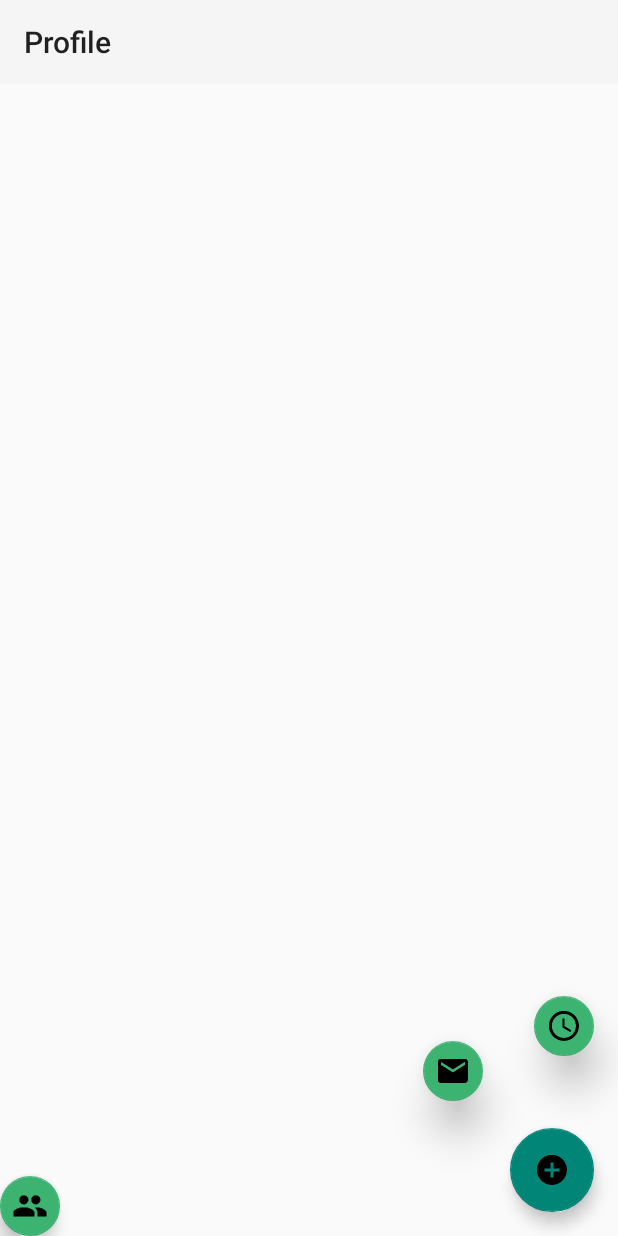
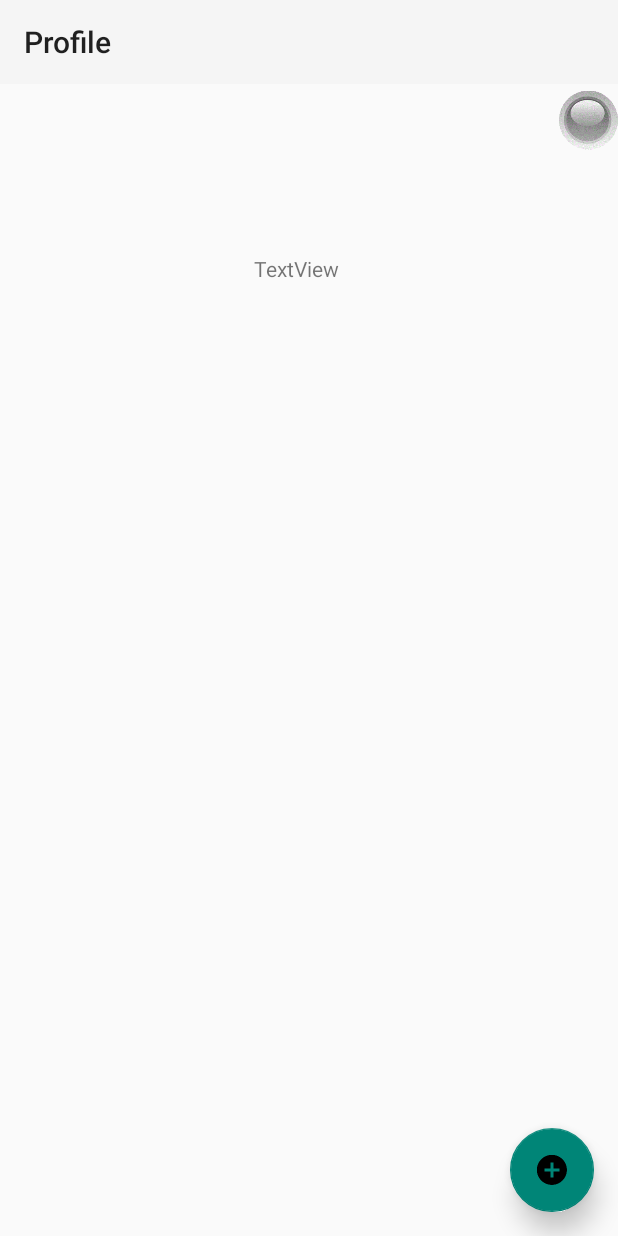
Before and after one commit to alcon2626/Smart-Work-Flow-X, an Android app: the Profile screen opened directly, with no data from a screen before it, on a phone screen of 412 x 824 dp. Run offline under Robolectric (Android 15) with nearby library versions, the phone set to English and light mode, and no system bars.

Commit message:
Worked on Fabs position and added profile picture

```diff
--- a/Smartworkflow/app/src/main/java/com/smartworkflow/Profile.java
+++ b/Smartworkflow/app/src/main/java/com/smartworkflow/Profile.java
@@ -12,6 +12,7 @@ import android.view.animation.AnimationUtils;
 
 public class Profile extends AppCompatActivity implements View.OnClickListener {
     FloatingActionButton fab, fab_1, fab_2, fab_3;
+    //fab_1 is the group/network, fab_2 is messages and fab_3 is clock.
     Animation fab_open, fab_close, rotate_forward, rotate_backward;
     private Boolean isFabOpen = false;
 
@@ -34,6 +35,8 @@ public class Profile extends AppCompatActivity implements View.OnClickListener {
         fab_1.setOnClickListener(this);
         fab_2.setOnClickListener(this);
         fab_3.setOnClickListener(this);
+        //action when buttons are click bellow
+
     }
 
     @Override
--- a/Smartworkflow/app/src/main/res/layout/activity_profile.xml
+++ b/Smartworkflow/app/src/main/res/layout/activity_profile.xml
@@ -20,10 +20,12 @@
         android:layout_height="wrap_content"
         android:layout_gravity="bottom|end"
         android:layout_margin="@dimen/fab_margin"
+        app:elevation="10dp"
         app:srcCompat="@mipmap/ic_add_circle_black_48dp"/>
 
 
-    <include layout="@layout/content_profile" />
+    <include layout="@layout/content_profile"
+        android:id="@+id/include" />
 
 
     <android.support.v7.widget.Toolbar
@@ -39,8 +41,8 @@
         android:layout_gravity="bottom"
         android:layout_marginEnd="-155dp"
         app:backgroundTint="@color/MediumSeaGreen"
-        android:visibility="visible"
-        app:elevation="6dp"
+        android:visibility="invisible"
+        app:elevation="10dp"
         app:pressedTranslationZ="12dp"
         android:src="@mipmap/ic_group_black_32dp"
         app:fabSize="mini"
@@ -55,8 +57,8 @@
         app:fabSize="mini"
         android:layout_marginEnd="@dimen/fab_margin"
         app:backgroundTint="@color/MediumSeaGreen"
-        android:visibility="visible"
-        app:elevation="16dp"
+        android:visibility="invisible"
+        app:elevation="10dp"
         app:pressedTranslationZ="20dp"
         android:src="@mipmap/ic_access_time_black_48dp"
         android:layout_marginRight="@dimen/fab_margin"/>
@@ -68,11 +70,41 @@
         android:layout_gravity="bottom|end"
         android:layout_margin="90dp"
         android:src="@mipmap/ic_email_black_48dp"
-        android:visibility="visible"
+        android:visibility="invisible"
         app:backgroundTint="@color/MediumSeaGreen"
         app:pressedTranslationZ="12dp"
         app:fabSize="mini"
-        app:elevation="16dp"/>
+        app:elevation="10dp"/>
+
+    <ListView
+        android:layout_width="match_parent"
+        android:layout_height="352dp"
+        android:layout_gravity="bottom"/>
+
+    <ImageView
+        android:layout_width="173dp"
+        android:layout_height="155dp"
+        app:srcCompat="@mipmap/genericperson"
+        android:id="@+id/Profile_Picture"
+        android:layout_marginTop="-290dp"
+        android:layout_gravity="start"/>
+
+    <ImageView
+        android:layout_width="39dp"
+        android:layout_height="40dp"
+        app:srcCompat="@drawable/clockout"
+        android:id="@+id/ClockStatus"
+        android:layout_marginTop="60dp"
+        app:layout_anchor="@+id/include"
+        app:layout_anchorGravity="top|right"
+        android:layout_gravity="bottom|start" />
+
+    <TextView
+        android:text="TextView"
+        android:layout_width="136dp"
+        android:layout_height="wrap_content"
+        android:layout_margin="169dp"
+        android:id="@+id/textView" />
 
 
 </android.support.design.widget.CoordinatorLayout>
```
Also changed, not shown: Smartworkflow/app/src/main/res/drawable/clockin.gif (deleted), Smartworkflow/app/src/main/res/drawable/clockin.png (added), Smartworkflow/app/src/main/res/drawable/clockout.gif (deleted), Smartworkflow/app/src/main/res/drawable/clockout.png (added).
